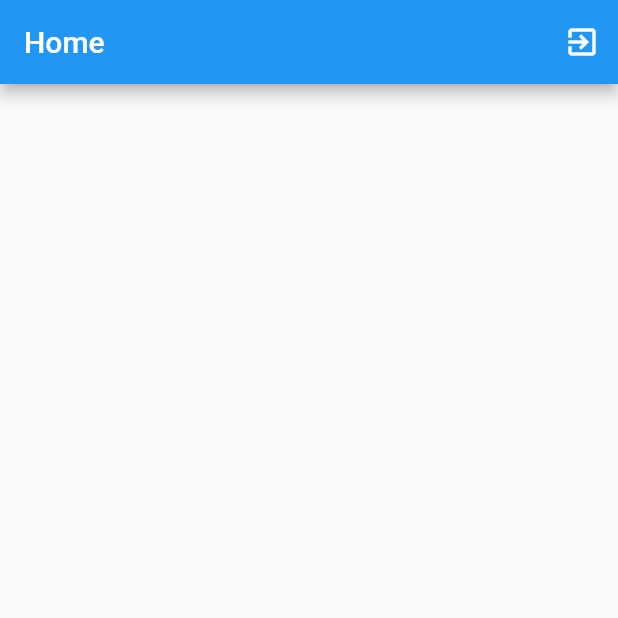
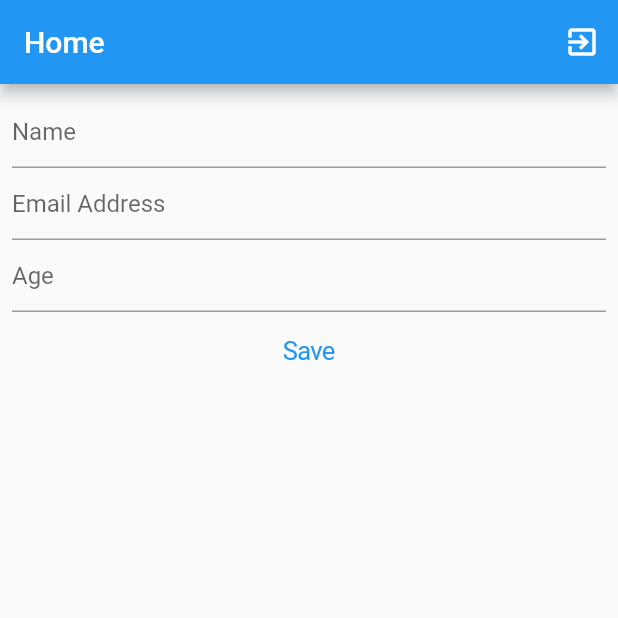
Before and after one commit to PhucDevbu/firebase_learning, a Flutter app: the HomeScreen screen opened directly, on a phone screen of 412 x 824 dp, the top half of it. Run offline on Flutter 3.47's test engine with Material 2 defaults, Android fonts, the phone set to English and light mode, and no system bars; our stand-ins replace cloud_firestore, firebase_auth, firebase_core; missing offline and left inert: dart:ffi; accounts and stored records are empty.

```diff
--- a/lib/screens/home_screen.dart
+++ b/lib/screens/home_screen.dart
@@ -1,11 +1,14 @@
+import 'dart:developer';
 
+import 'package:cloud_firestore/cloud_firestore.dart';
 import 'package:firebase_auth/firebase_auth.dart';
 import 'package:firebase_learning/screens/email_auth/login_screen.dart';
+import 'package:firebase_learning/screens/phone_auth/sign_in_with_phone.dart';
 import 'package:flutter/cupertino.dart';
 import 'package:flutter/material.dart';
 
 class HomeScreen extends StatefulWidget {
-  const HomeScreen({ Key? key }) : super(key: key);
+  const HomeScreen({Key? key}) : super(key: key);
 
   @override
   State<HomeScreen> createState() => _HomeScreenState();
@@ -13,10 +16,32 @@ class HomeScreen extends StatefulWidget {
 
 class _HomeScreenState extends State<HomeScreen> {
 
-  void logOut() async{
+  TextEditingController nameController = TextEditingController();
+  TextEditingController emailController = TextEditingController();
+  TextEditingController ageController = TextEditingController();
+
+  void logOut() async {
     await FirebaseAuth.instance.signOut();
     Navigator.popUntil(context, (route) => route.isFirst);
-    Navigator.pushReplacement(context, CupertinoPageRoute(builder: (context)=>LoginScreen()));
+    Navigator.pushReplacement(
+        context, CupertinoPageRoute(builder: (context) => SignInWithPhone()));
+  }
+
+  void saveUser() async{
+    String name = nameController.text.trim();
+    String email = emailController.text.trim();
+    String age = ageController.text.trim();
+
+    if(name != "" && email != ""){
+      Map<String, dynamic> userData = {
+        "name": name,
+        "email": email
+      };
+      FirebaseFirestore.instance.collection("users").add(userData);
+      log("User  create");
+    }else{
+      log("Please fill all data");
+    }
   }
 
   @override
@@ -33,6 +58,67 @@ class _HomeScreenState extends State<HomeScreen> {
           ),
         ],
       ),
+      body: SafeArea(
+        child: Padding(
+          padding: const EdgeInsets.all(8.0),
+          child: Column(
+            children: [
+              TextField(
+                controller: nameController,
+                decoration: InputDecoration(hintText: "Name"),
+              ),
+              TextField(
+                controller: emailController,
+                decoration: InputDecoration(hintText: "Email Address"),
+              ),
+              TextField(
+                controller: ageController,
+                decoration: InputDecoration(hintText: "Age"),
+              ),
+              CupertinoButton(child: Text("Save"), onPressed: () {
+                saveUser();
+              }),
+              SizedBox(height: 20,),
+
+              StreamBuilder<QuerySnapshot>(
+                stream: FirebaseFirestore.instance.collection("users").snapshots(),
+                builder: (context,snapshot){
+                  if(snapshot.connectionState == ConnectionState.active){
+
+                    if(snapshot.hasData && snapshot.data!=null){
+
+                      return Expanded(
+                        child: ListView.builder(
+                          itemCount: snapshot.data!.docs.length,
+                          itemBuilder: (context,index){
+                           Map<String,dynamic> userMap = snapshot.data!.docs[index].data() as Map<String,dynamic>;
+                           return ListTile(
+                             title: Text(userMap["name"]),
+                             subtitle: Text(userMap["email"]),
+                             trailing: IconButton(
+                               onPressed: (){
+
+                               },
+                               icon: Icon(Icons.delete),
+                             ),
+                           );
+                          },
+                        ),
+                      );
+                    }else{
+                      return Text("no data");
+                    }
+                  }else{
+                    return Center(
+                      child: RefreshProgressIndicator(),
+                    );
+                  }
+                },
+              ),
+            ],
+          ),
+        ),
+      ),
     );
   }
 }
--- a/pubspec.yaml
+++ b/pubspec.yaml
@@ -36,6 +36,7 @@ dependencies:
   cupertino_icons: ^1.0.2
   firebase_core: ^1.19.2
   firebase_auth: ^3.4.2
+  cloud_firestore: ^3.3.0
 
 dev_dependencies:
   flutter_test:
```
Also changed, not shown: lib/main.dart (+29 -1 lines), lib/screens/phone_auth/sign_in_with_phone.dart (+33 -1 lines), lib/screens/phone_auth/verify_otp.dart (+33 -2 lines), pubspec.lock, 1 other file.
